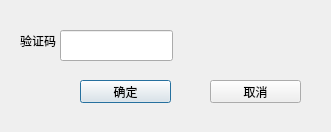
Old version of the form captchadialog.ui in the repository ronnyluo/smart.
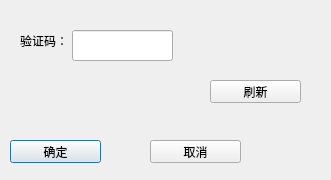
New version of the form.

Commit message:
验证码刷新
验证码刷新

Patch:
```diff
--- a/captchadialog.ui
+++ b/captchadialog.ui
@@ -7,7 +7,7 @@
     <x>0</x>
     <y>0</y>
     <width>331</width>
-    <height>132</height>
+    <height>180</height>
    </rect>
   </property>
   <property name="windowTitle">
@@ -29,9 +29,9 @@
   <widget class="QLineEdit" name="lineEdit">
    <property name="geometry">
     <rect>
-     <x>60</x>
+     <x>72</x>
      <y>30</y>
-     <width>113</width>
+     <width>101</width>
      <height>31</height>
     </rect>
    </property>
@@ -39,9 +39,9 @@
   <widget class="QLabel" name="label_img">
    <property name="geometry">
     <rect>
-     <x>220</x>
-     <y>20</y>
-     <width>91</width>
+     <x>70</x>
+     <y>70</y>
+     <width>101</width>
      <height>41</height>
     </rect>
    </property>
@@ -68,8 +68,8 @@
   <widget class="QPushButton" name="pushButtonOk">
    <property name="geometry">
     <rect>
-     <x>80</x>
-     <y>80</y>
+     <x>10</x>
+     <y>140</y>
      <width>91</width>
      <height>23</height>
     </rect>
@@ -81,8 +81,8 @@
   <widget class="QPushButton" name="pushButtonCancel">
    <property name="geometry">
     <rect>
-     <x>210</x>
-     <y>80</y>
+     <x>150</x>
+     <y>140</y>
      <width>91</width>
      <height>23</height>
     </rect>
@@ -91,6 +91,19 @@
     <string>取消</string>
    </property>
   </widget>
+  <widget class="QPushButton" name="pushButtonOk_refresh">
+   <property name="geometry">
+    <rect>
+     <x>210</x>
+     <y>80</y>
+     <width>91</width>
+     <height>23</height>
+    </rect>
+   </property>
+   <property name="text">
+    <string>刷新</string>
+   </property>
+  </widget>
  </widget>
  <resources/>
  <connections/>
```
Left out of the diff: 16 changed lines with no effect on the pictures. The commit also changes 4 other files.
